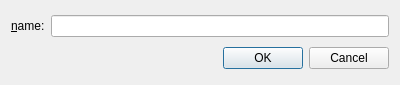
hluk/CopyQ, file src/ui/tabdialog.ui: the form before one commit.
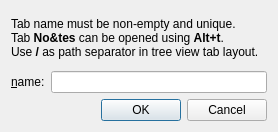
The form after the commit.

Commit message: Basic help in "New Tab" dialog

```diff
--- a/src/ui/tabdialog.ui
+++ b/src/ui/tabdialog.ui
@@ -6,19 +6,35 @@
    <rect>
     <x>0</x>
     <y>0</y>
-    <width>400</width>
-    <height>85</height>
+    <width>278</width>
+    <height>132</height>
    </rect>
   </property>
   <property name="sizePolicy">
-   <sizepolicy hsizetype="Preferred" vsizetype="Preferred">
+   <sizepolicy hsizetype="Minimum" vsizetype="Minimum">
     <horstretch>0</horstretch>
     <verstretch>0</verstretch>
    </sizepolicy>
   </property>
   <layout class="QVBoxLayout" name="verticalLayout_2">
    <item>
-    <layout class="QVBoxLayout" name="verticalLayout">
+    <widget class="QLabel" name="label_2">
+     <property name="sizePolicy">
+      <sizepolicy hsizetype="Minimum" vsizetype="Minimum">
+       <horstretch>0</horstretch>
+       <verstretch>0</verstretch>
+      </sizepolicy>
+     </property>
+     <property name="text">
+      <string>Tab name must be non-empty and unique.&lt;br /&gt;
+Tab &lt;b&gt;No&amp;amp;tes&lt;/b&gt; can be opened using &lt;b&gt;Alt+t&lt;/b&gt;.&lt;br /&gt;
+Use &lt;b&gt;/&lt;/b&gt; as path separator in tree view tab layout.</string>
+     </property>
+     <property name="wordWrap">
+      <bool>false</bool>
+     </property>
+    </widget>
+   </item>
      <item>
       <layout class="QHBoxLayout" name="horizontalLayout">
        <item>
@@ -36,8 +52,6 @@
        </item>
       </layout>
      </item>
-    </layout>
-   </item>
    <item>
     <widget class="QDialogButtonBox" name="buttonBox">
      <property name="orientation">
```
Left out of the diff: 8 changed lines with no effect on the pictures. Lines whose indentation alone changed are shown as unchanged.
